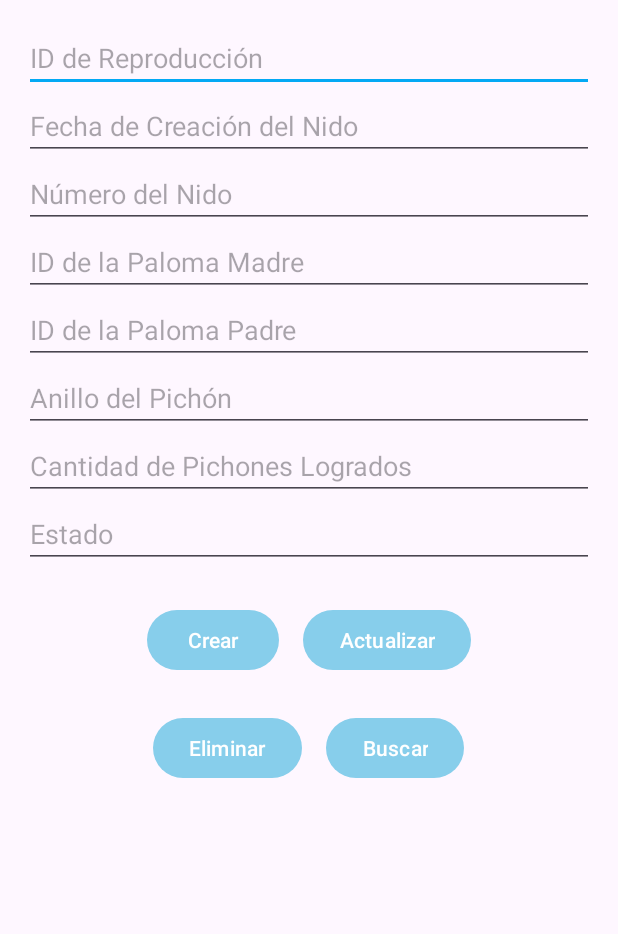
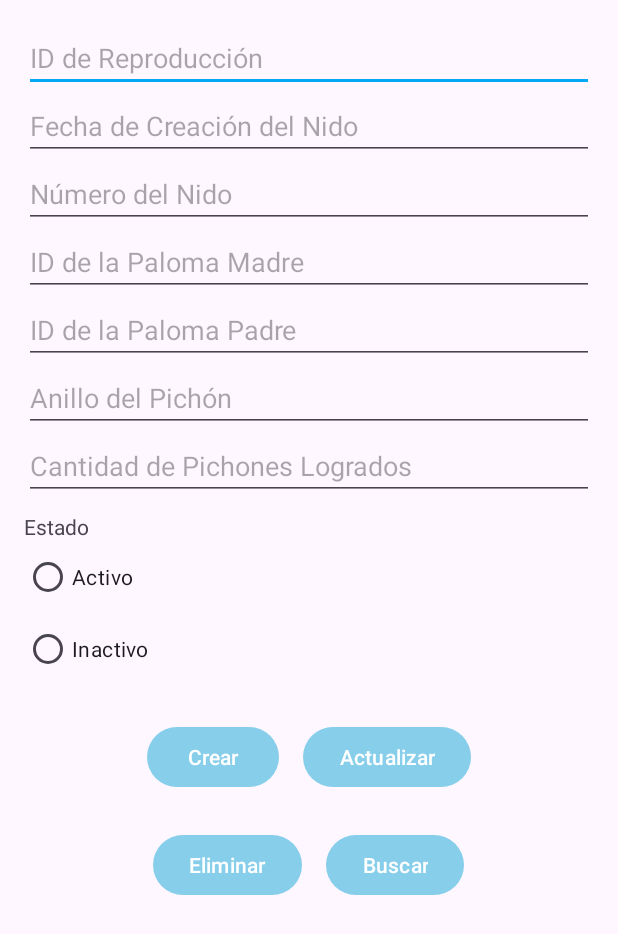
Before and after one commit to puchis13/Palomarte, an Android app: the ReproduccionActivity screen opened directly, with no data from a screen before it, after a tap on "Actualizar", on a phone screen of 412 x 824 dp. Shown: the top 934 px of the screen. Run offline under Robolectric (Android 15) with nearby library versions, the light colour scheme and no system bars; network calls fail.

Commit message:
Cambios en CRUD de entrenamientos y grupos y reproducccion

```diff
--- a/app/src/main/java/com/example/palomarapp/ReproduccionActivity.kt
+++ b/app/src/main/java/com/example/palomarapp/ReproduccionActivity.kt
@@ -1,12 +1,14 @@
 package com.example.palomarapp
 
+import android.app.DatePickerDialog
 import android.os.AsyncTask
 import android.os.Bundle
 import android.widget.*
 import androidx.appcompat.app.AppCompatActivity
-import org.json.JSONArray
+import org.json.JSONObject
 import java.net.HttpURLConnection
 import java.net.URL
+import java.util.*
 
 class ReproduccionActivity : AppCompatActivity() {
 
@@ -21,54 +23,131 @@ class ReproduccionActivity : AppCompatActivity() {
         val padreIdInput = findViewById<EditText>(R.id.editTextPalomaPadreId)
         val anilloPichonInput = findViewById<EditText>(R.id.editTextAnilloPichon)
         val cantidadPichonesInput = findViewById<EditText>(R.id.editTextCantidadPichonesLogrados)
-        val statusInput = findViewById<EditText>(R.id.editTextStatus)
+        val statusGroup = findViewById<RadioGroup>(R.id.radioGroupStatus)
 
         val createButton = findViewById<Button>(R.id.createButton)
         val updateButton = findViewById<Button>(R.id.updateButton)
         val deleteButton = findViewById<Button>(R.id.deleteButton)
         val searchButton = findViewById<Button>(R.id.searchButton)
 
+        // Configurar selector de fecha
+        fechaCreacionInput.setOnClickListener {
+            val calendar = Calendar.getInstance()
+            val year = calendar.get(Calendar.YEAR)
+            val month = calendar.get(Calendar.MONTH)
+            val day = calendar.get(Calendar.DAY_OF_MONTH)
+
+            DatePickerDialog(this, { _, y, m, d ->
+                val formattedDate = String.format("%04d-%02d-%02d", y, m + 1, d)
+                fechaCreacionInput.setText(formattedDate)
+            }, year, month, day).show()
+        }
+
         createButton.setOnClickListener {
-            val params = hashMapOf(
-                "fecha_creacion_nido" to fechaCreacionInput.text.toString(),
-                "numero_nido" to numeroNidoInput.text.toString(),
-                "paloma_madre_id" to madreIdInput.text.toString(),
-                "paloma_padre_id" to padreIdInput.text.toString(),
-                "anillo_pichon" to anilloPichonInput.text.toString(),
-                "cantidad_pichones_logrados" to cantidadPichonesInput.text.toString(),
-                "status" to statusInput.text.toString()
+            val params = collectInputs(
+                idInput, fechaCreacionInput, numeroNidoInput, madreIdInput,
+                padreIdInput, anilloPichonInput, cantidadPichonesInput, statusGroup
             )
-            sendHttpRequest("http://192.168.100.2/palomar/reproduccions.php", "POST", params)
+            sendHttpRequest("http://192.168.100.2/palomar/reproduccions.php", "POST", params) { response ->
+                if (response.has("success")) {
+                    Toast.makeText(this, response.getString("success"), Toast.LENGTH_LONG).show()
+                    clearFields()
+                } else {
+                    showError(response)
+                }
+            }
         }
 
         updateButton.setOnClickListener {
-            val params = hashMapOf(
-                "id" to idInput.text.toString(),
-                "fecha_creacion_nido" to fechaCreacionInput.text.toString(),
-                "numero_nido" to numeroNidoInput.text.toString(),
-                "paloma_madre_id" to madreIdInput.text.toString(),
-                "paloma_padre_id" to padreIdInput.text.toString(),
-                "anillo_pichon" to anilloPichonInput.text.toString(),
-                "cantidad_pichones_logrados" to cantidadPichonesInput.text.toString(),
-                "status" to statusInput.text.toString()
+            val params = collectInputs(
+                idInput, fechaCreacionInput, numeroNidoInput, madreIdInput,
+                padreIdInput, anilloPichonInput, cantidadPichonesInput, statusGroup
             )
-            sendHttpRequest("http://192.168.100.2/palomar/reproduccions.php", "PUT", params)
+            sendHttpRequest("http://192.168.100.2/palomar/reproduccions.php", "PUT", params) { response ->
+                if (response.has("success")) {
+                    Toast.makeText(this, response.getString("success"), Toast.LENGTH_LONG).show()
+                    clearFields()
+                } else {
+                    showError(response)
+                }
+            }
         }
 
         deleteButton.setOnClickListener {
             val id = idInput.text.toString()
-            sendHttpRequest("http://192.168.100.2/palomar/reproduccions.php?id=$id", "DELETE", null)
+            if (id.isNotEmpty()) {
+                sendHttpRequest("http://192.168.100.2/palomar/reproduccions.php?id=$id", "DELETE", null) { response ->
+                    if (response.has("success")) {
+                        Toast.makeText(this, response.getString("success"), Toast.LENGTH_LONG).show()
+                        clearFields()
+                    } else {
+                        showError(response)
+                    }
+                }
+            } else {
+                Toast.makeText(this, "Ingrese el ID para eliminar", Toast.LENGTH_LONG).show()
+            }
         }
 
         searchButton.setOnClickListener {
             val id = idInput.text.toString()
-            sendHttpRequest("http://192.168.100.2/palomar/reproduccions.php?id=$id", "GET", null)
+            if (id.isNotEmpty()) {
+                sendHttpRequest("http://192.168.100.2/palomar/reproduccions.php?id=$id", "GET", null) { response ->
+                    if (response.has("success")) {
+                        populateFields(response.getJSONObject("data"))
+                        Toast.makeText(this, response.getString("success"), Toast.LENGTH_LONG).show()
+                    } else {
+                        showError(response)
+                    }
+                }
+            } else {
+                Toast.makeText(this, "Ingrese el ID para buscar", Toast.LENGTH_LONG).show()
+            }
         }
     }
 
-    private fun sendHttpRequest(url: String, method: String, params: HashMap<String, String>?) {
-        object : AsyncTask<Void, Void, String>() {
-            override fun doInBackground(vararg p0: Void?): String {
+    private fun collectInputs(
+        idInput: EditText, fechaCreacionInput: EditText, numeroNidoInput: EditText,
+        madreIdInput: EditText, padreIdInput: EditText, anilloPichonInput: EditText,
+        cantidadPichonesInput: EditText, statusGroup: RadioGroup
+    ): HashMap<String, String> {
+        return hashMapOf(
+            "id" to idInput.text.toString(),
+            "fecha_creacion_nido" to fechaCreacionInput.text.toString(),
+            "numero_nido" to numeroNidoInput.text.toString(),
+            "paloma_madre_id" to madreIdInput.text.toString(),
+            "paloma_padre_id" to padreIdInput.text.toString(),
+            "anillo_pichon" to anilloPichonInput.text.toString(),
+            "cantidad_pichones_logrados" to cantidadPichonesInput.text.toString(),
+            "status" to getSelectedStatus(statusGroup)
+        )
+    }
+
+    private fun getSelectedStatus(group: RadioGroup): String {
+        return when (group.checkedRadioButtonId) {
+            R.id.radioActivo -> "Activo"
+            R.id.radioInactivo -> "Inactivo"
+            else -> ""
+        }
+    }
+
+    private fun clearFields() {
+        findViewById<EditText>(R.id.editTextIdReproduccion).text.clear()
+        findViewById<EditText>(R.id.editTextFechaCreacionNido).text.clear()
+        findViewById<EditText>(R.id.editTextNumeroNido).text.clear()
+        findViewById<EditText>(R.id.editTextPalomaMadreId).text.clear()
+        findViewById<EditText>(R.id.editTextPalomaPadreId).text.clear()
+        findViewById<EditText>(R.id.editTextAnilloPichon).text.clear()
+        findViewById<EditText>(R.id.editTextCantidadPichonesLogrados).text.clear()
+        findViewById<RadioGroup>(R.id.radioGroupStatus).clearCheck()
+    }
+
+    private fun sendHttpRequest(
+        url: String, method: String, params: HashMap<String, String>?,
+        callback: (JSONObject) -> Unit
+    ) {
+        object : AsyncTask<Void, Void, JSONObject>() {
+            override fun doInBackground(vararg p0: Void?): JSONObject {
                 val urlConnection = URL(url).openConnection() as HttpURLConnection
                 urlConnection.requestMethod = method
                 if (params != null && (method == "POST" || method == "PUT")) {
@@ -79,12 +158,36 @@ class ReproduccionActivity : AppCompatActivity() {
                     out.flush()
                     out.close()
                 }
-                return urlConnection.inputStream.bufferedReader().use { it.readText() }
+                val response = urlConnection.inputStream.bufferedReader().use { it.readText() }
+                return JSONObject(response)
             }
 
-            override fun onPostExecute(result: String) {
-                Toast.makeText(this@ReproduccionActivity, result, Toast.LENGTH_LONG).show()
+            override fun onPostExecute(result: JSONObject) {
+                callback(result)
             }
         }.execute()
     }
+
+    private fun populateFields(jsonObject: JSONObject) {
+        findViewById<EditText>(R.id.editTextIdReproduccion).setText(jsonObject.getString("id"))
+        findViewById<EditText>(R.id.editTextFechaCreacionNido).setText(jsonObject.getString("fecha_creacion_nido"))
+        findViewById<EditText>(R.id.editTextNumeroNido).setText(jsonObject.getString("numero_nido"))
+        findViewById<EditText>(R.id.editTextPalomaMadreId).setText(jsonObject.getString("paloma_madre_id"))
+        findViewById<EditText>(R.id.editTextPalomaPadreId).setText(jsonObject.getString("paloma_padre_id"))
+        findViewById<EditText>(R.id.editTextAnilloPichon).setText(jsonObject.getString("anillo_pichon"))
+        findViewById<EditText>(R.id.editTextCantidadPichonesLogrados).setText(jsonObject.getString("cantidad_pichones_logrados"))
+        val status = jsonObject.getString("status")
+        val statusGroup = findViewById<RadioGroup>(R.id.radioGroupStatus)
+        if (status == "Activo") {
+            statusGroup.check(R.id.radioActivo)
+        } else if (status == "Inactivo") {
+            statusGroup.check(R.id.radioInactivo)
+        }
+    }
+
+    private fun showError(response: JSONObject) {
+        if (response.has("error")) {
+            Toast.makeText(this, response.getString("error"), Toast.LENGTH_LONG).show()
+        }
+    }
 }
--- a/app/src/main/res/layout/activity_reproduccion.xml
+++ b/app/src/main/res/layout/activity_reproduccion.xml
@@ -8,6 +8,7 @@
         android:layout_height="wrap_content"
         android:orientation="vertical">
 
+        <!-- ID de Reproducción -->
         <EditText
             android:id="@+id/editTextIdReproduccion"
             android:layout_width="match_parent"
@@ -15,13 +16,16 @@
             android:hint="ID de Reproducción"
             android:inputType="number" />
 
+        <!-- Fecha de Creación del Nido -->
         <EditText
             android:id="@+id/editTextFechaCreacionNido"
             android:layout_width="match_parent"
             android:layout_height="wrap_content"
             android:hint="Fecha de Creación del Nido"
-            android:inputType="date" />
+            android:focusable="false"
+            android:inputType="none" />
 
+        <!-- Número del Nido -->
         <EditText
             android:id="@+id/editTextNumeroNido"
             android:layout_width="match_parent"
@@ -29,6 +33,7 @@
             android:hint="Número del Nido"
             android:inputType="text" />
 
+        <!-- ID de la Paloma Madre -->
         <EditText
             android:id="@+id/editTextPalomaMadreId"
             android:layout_width="match_parent"
@@ -36,6 +41,7 @@
             android:hint="ID de la Paloma Madre"
             android:inputType="text" />
 
+        <!-- ID de la Paloma Padre -->
         <EditText
             android:id="@+id/editTextPalomaPadreId"
             android:layout_width="match_parent"
@@ -43,13 +49,15 @@
             android:hint="ID de la Paloma Padre"
             android:inputType="text" />
 
+        <!-- Anillo del Pichón -->
         <EditText
             android:id="@+id/editTextAnilloPichon"
             android:layout_width="match_parent"
             android:layout_height="wrap_content"
             android:hint="Anillo del Pichón"
-            android:inputType="text" />
+            android:inputType="number" />
 
+        <!-- Cantidad de Pichones Logrados -->
         <EditText
             android:id="@+id/editTextCantidadPichonesLogrados"
             android:layout_width="match_parent"
@@ -57,12 +65,30 @@
             android:hint="Cantidad de Pichones Logrados"
             android:inputType="number" />
 
-        <EditText
-            android:id="@+id/editTextStatus"
+        <!-- Estado -->
+        <TextView
+            android:layout_width="wrap_content"
+            android:layout_height="wrap_content"
+            android:text="Estado"
+            android:layout_marginTop="8dp" />
+
+        <RadioGroup
+            android:id="@+id/radioGroupStatus"
             android:layout_width="match_parent"
-            android:layout_height="wrap_content"
-            android:hint="Estado"
-            android:inputType="text" />
+            android:layout_height="wrap_content">
+
+            <RadioButton
+                android:id="@+id/radioActivo"
+                android:layout_width="wrap_content"
+                android:layout_height="wrap_content"
+                android:text="Activo" />
+
+            <RadioButton
+                android:id="@+id/radioInactivo"
+                android:layout_width="wrap_content"
+                android:layout_height="wrap_content"
+                android:text="Inactivo" />
+        </RadioGroup>
 
         <!-- Botones CRUD -->
         <LinearLayout
@@ -72,6 +98,7 @@
             android:gravity="center"
             android:layout_marginTop="16dp">
 
+            <!-- Fila de Botones Crear y Actualizar -->
             <LinearLayout
                 android:layout_width="match_parent"
                 android:layout_height="wrap_content"
@@ -94,6 +121,7 @@
                     android:layout_margin="8dp" />
             </LinearLayout>
 
+            <!-- Fila de Botones Eliminar y Buscar -->
             <LinearLayout
                 android:layout_width="match_parent"
                 android:layout_height="wrap_content"
```
